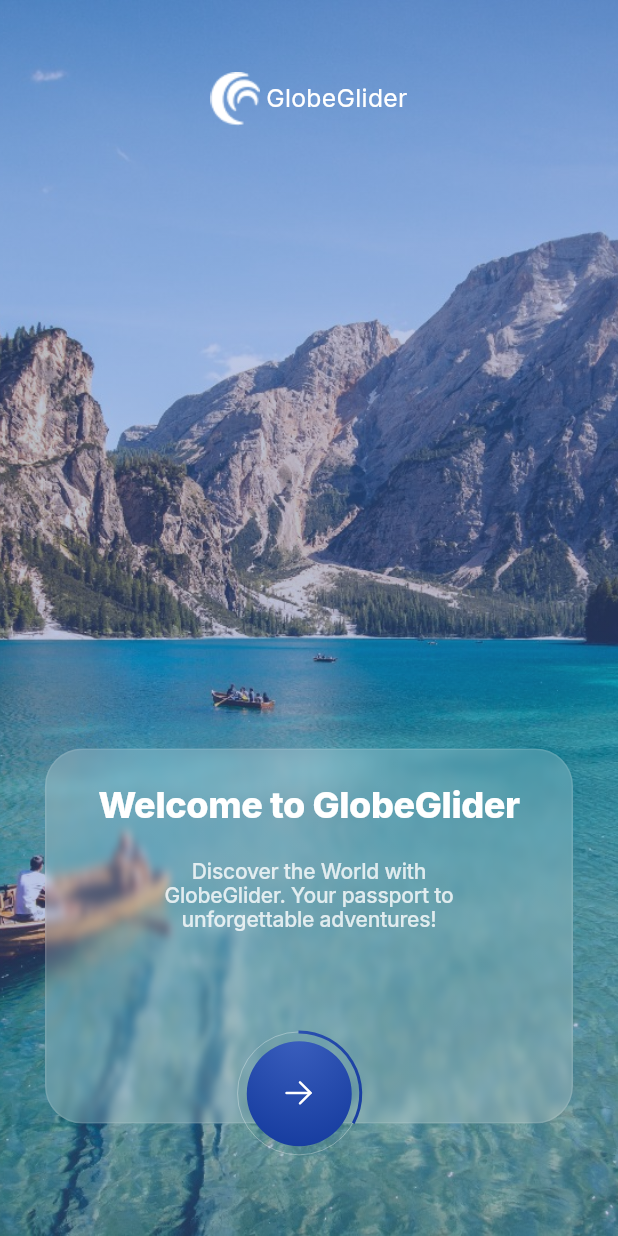
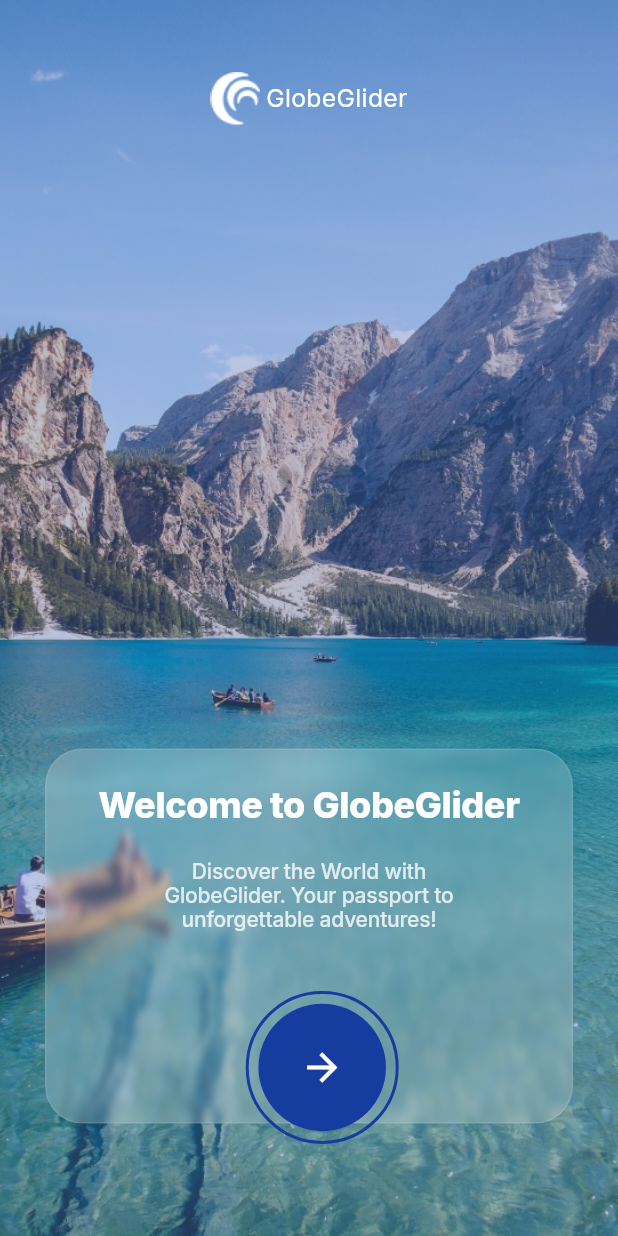
Before and after one commit to yadavcodes0/Travel_App, a Flutter app: the OnboardingPage screen opened directly, on a phone screen of 412 x 824 dp. Run offline on Flutter 3.47's test engine with Material 3 defaults, Android fonts, the phone set to English and light mode, and no system bars; drawn by our look-alikes of glassmorphism; our stand-ins replace flutter_svg, google_fonts.

Commit message:
next screen button fix

```diff
--- a/lib/main.dart
+++ b/lib/main.dart
@@ -1,6 +1,6 @@
 import 'package:flutter/material.dart';
 import 'package:flutter/services.dart';
-import 'package:travel_app_ui/pages/login/login_page.dart';
+import 'package:travel_app_ui/pages/onboarding/onboarding_page.dart';
 
 import 'pages/account_page.dart';
 import 'pages/activity_page.dart';
@@ -28,7 +28,7 @@ class TravelApp extends StatelessWidget {
     return MaterialApp(
       debugShowCheckedModeBanner: false,
       routes: {
-        '/': (context) => const LoginPage(),
+        '/': (context) => const OnboardingPage(),
         '/home': (context) => const HomePage(),
         '/account': (context) => const AccountsPage(),
         '/activity': (context) => const ActivityPage(),
--- a/lib/pages/first_page.dart
+++ b/lib/pages/first_page.dart
@@ -16,7 +16,7 @@ class FirstPage extends StatefulWidget {
 
 class _FirstPageState extends State<FirstPage> {
   final PageController _pageController = PageController(initialPage: 2);
-  int _currentPageIndex = 0;
+  int _currentPageIndex = 2;
 
   final List<Widget> _pages = [
     const NotificationsPage(),
--- a/lib/pages/onboarding/onboarding_page.dart
+++ b/lib/pages/onboarding/onboarding_page.dart
@@ -1,8 +1,8 @@
 // ignore_for_file: unused_field
 
 import 'package:flutter/material.dart';
-import 'package:flutter_svg/flutter_svg.dart';
 import 'package:travel_app_ui/pages/first_page.dart';
+import 'package:travel_app_ui/pages/onboarding/widgets/goto_next_screen_button.dart';
 import 'package:travel_app_ui/pages/onboarding/widgets/onboarding_page_widget.dart';
 
 class OnboardingPage extends StatefulWidget {
@@ -54,13 +54,14 @@ class _OnboardingPageState extends State<OnboardingPage> {
       Navigator.of(context).pushReplacement(
         MaterialPageRoute(
           builder: (context) => const FirstPage(),
-        ), // Replace 'HomePage' with your actual home page widget
+        ),
       );
     }
   }
 
   @override
   Widget build(BuildContext context) {
+    var size = MediaQuery.of(context).size;
     return Scaffold(
       body: Stack(
         children: [
@@ -76,11 +77,11 @@ class _OnboardingPageState extends State<OnboardingPage> {
             ),
           ),
           Positioned(
-            left: 150,
-            bottom: 45,
-            child: GestureDetector(
+            left: size.width / 2.5,
+            bottom: size.height * 0.1 - 20,
+            child: CustomButton(
               onTap: goToNextScreen,
-              child: SvgPicture.asset("assets/icons/button.svg"),
+              borderColor: const Color(0xff163C9F),
             ),
           ),
         ],
--- /dev/null
+++ b/lib/pages/onboarding/widgets/goto_next_screen_button.dart
@@ -0,0 +1,134 @@
+import 'dart:math';
+
+import 'package:flutter/material.dart';
+
+class CustomButton extends StatefulWidget {
+  final VoidCallback onTap;
+  final Color borderColor;
+
+  const CustomButton({
+    Key? key,
+    required this.onTap,
+    required this.borderColor,
+  }) : super(key: key);
+
+  @override
+  State<CustomButton> createState() => _CustomButtonState();
+}
+
+class _CustomButtonState extends State<CustomButton>
+    with SingleTickerProviderStateMixin {
+  late AnimationController _animationController;
+  double _progress = 0;
+
+  @override
+  void initState() {
+    super.initState();
+
+    _animationController = AnimationController(
+      vsync: this,
+      duration: const Duration(milliseconds: 300),
+    );
+
+    _animationController.addListener(() {
+      setState(() {
+        _progress = _animationController.value;
+      });
+    });
+  }
+
+  @override
+  void dispose() {
+    _animationController.dispose();
+    super.dispose();
+  }
+
+  void _animateBorder() {
+    if (_progress < 1) {
+      _animationController.forward(from: 0);
+    } else {
+      widget.onTap();
+    }
+  }
+
+  @override
+  Widget build(BuildContext context) {
+    return Stack(
+      children: [
+        // Draw the border using CustomPaint
+        CustomPaint(
+          painter: _BorderPainter(
+            borderColor: widget.borderColor,
+            progress: _progress,
+          ),
+          size: const Size.fromRadius(50),
+        ),
+        Positioned(
+          top: 0,
+          left: 0,
+          right: 0,
+          bottom: 0,
+          child: GestureDetector(
+            onTap: _animateBorder,
+            behavior: HitTestBehavior.opaque,
+            child: Center(
+              child: Container(
+                height: 85,
+                width: 85,
+                decoration: const BoxDecoration(
+                  shape: BoxShape.circle,
+                  color: Color(0xff163C9F),
+                ),
+                child: const Icon(
+                  Icons.arrow_forward,
+                  size: 30,
+                  color: Colors.white,
+                ),
+              ),
+            ),
+          ),
+        ),
+      ],
+    );
+  }
+}
+
+class _BorderPainter extends CustomPainter {
+  final Color borderColor;
+  final double progress;
+
+  _BorderPainter({
+    required this.borderColor,
+    required this.progress,
+  });
+
+  @override
+  void paint(Canvas canvas, Size size) {
+    final paint = Paint()
+      ..color = borderColor
+      ..strokeWidth = 2
+      ..style = PaintingStyle.stroke;
+
+    // Draw the blue part of the border
+    final blueArcRect = Rect.fromCenter(
+      center: Offset(size.width / 2, size.height / 2),
+      width: size.width,
+      height: size.height,
+    );
+    canvas.drawArc(blueArcRect, 0, 2 * pi * progress, false, paint);
+
+    // Draw the gray part of the border
+    final grayArcRect = Rect.fromCenter(
+      center: Offset(size.width / 2, size.height / 2),
+      width: size.width,
+      height: size.height,
+    );
+    canvas.drawArc(
+        grayArcRect, 2 * pi * progress, 2 * pi * (1 - progress), false, paint);
+  }
+
+  @override
+  bool shouldRepaint(_BorderPainter oldDelegate) {
+    return oldDelegate.progress != progress;
+  }
+}
```
Also changed, not shown: lib/pages/home/widgets/my_bottom_navigation_bar.dart (+5 -2 lines).
